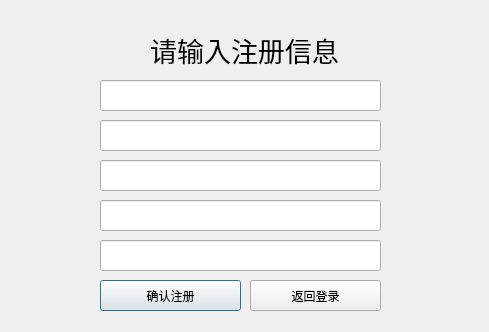
First picture: the form in campus_local/regste.ui, repository superman0l/campus, before the edit.
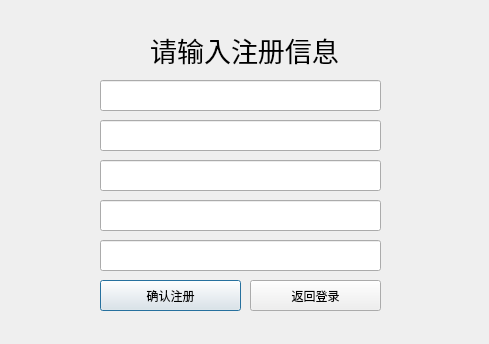
Second picture: the form after the edit.

```diff
--- a/campus_local/regste.ui
+++ b/campus_local/regste.ui
@@ -7,7 +7,7 @@
     <x>0</x>
     <y>0</y>
     <width>489</width>
-    <height>332</height>
+    <height>344</height>
    </rect>
   </property>
   <property name="windowTitle">
```
